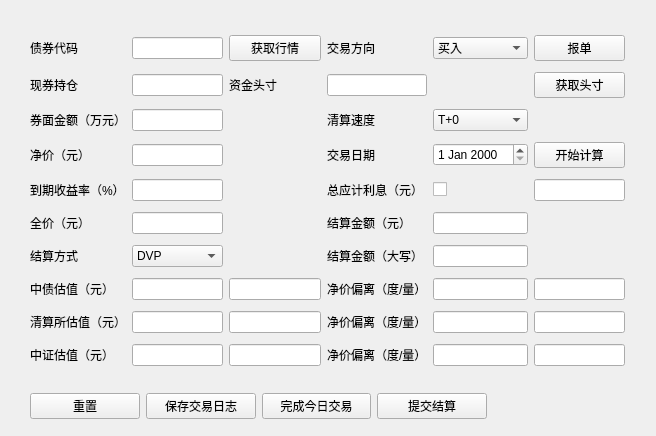
rahrahr/Trade-Monitor, file ui/bond_info.ui: the form before one commit.
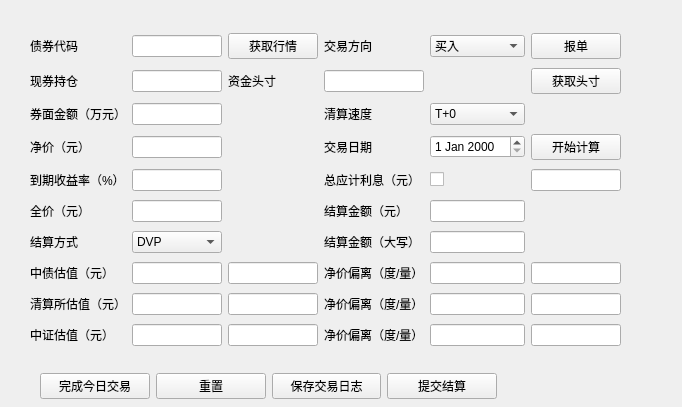
The form after the commit. Custom widgets are drawn as their Qt base class.

Commit message: Fixed a few bugs\n Added more buttons, making GUI more user-friendly\n Now portfolio.bonds directly reads from Excel Files

What changed in the file:
```diff
--- a/ui/bond_info.ui
+++ b/ui/bond_info.ui
@@ -6,8 +6,8 @@
    <rect>
     <x>0</x>
     <y>0</y>
-    <width>656</width>
-    <height>436</height>
+    <width>682</width>
+    <height>407</height>
    </rect>
   </property>
   <property name="sizePolicy">
@@ -33,8 +33,8 @@
      <rect>
       <x>30</x>
       <y>30</y>
-      <width>595</width>
-      <height>342</height>
+      <width>591</width>
+      <height>321</height>
      </rect>
     </property>
     <layout class="QGridLayout" name="gridLayout">
@@ -324,13 +324,20 @@
    <widget class="QWidget" name="layoutWidget">
     <property name="geometry">
      <rect>
-      <x>30</x>
-      <y>390</y>
+      <x>40</x>
+      <y>370</y>
       <width>457</width>
       <height>32</height>
      </rect>
     </property>
     <layout class="QHBoxLayout" name="horizontalLayout">
+     <item>
+      <widget class="QPushButton" name="is_last_trade">
+       <property name="text">
+        <string>完成今日交易</string>
+       </property>
+      </widget>
+     </item>
      <item>
       <widget class="QPushButton" name="reset">
        <property name="text">
@@ -345,13 +352,6 @@
        </property>
       </widget>
      </item>
-     <item>
-      <widget class="QPushButton" name="is_last_trade">
-       <property name="text">
-        <string>完成今日交易</string>
-       </property>
-      </widget>
-     </item>
      <item>
       <widget class="QPushButton" name="send_settlement">
        <property name="text">
```
The commit also changes 7 other files.
